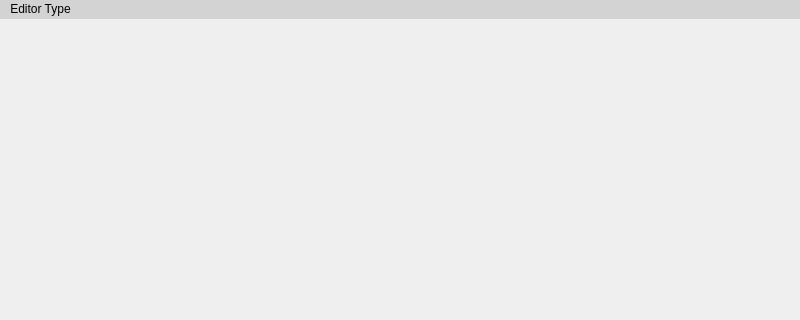
Qt form src/gui/editor/MainWindowEditor.ui (hiergaut/Goliath-Engine) before a commit; both pictures show x 0 to 800 and y 0 to 320 of the 800 by 600 pixel window.
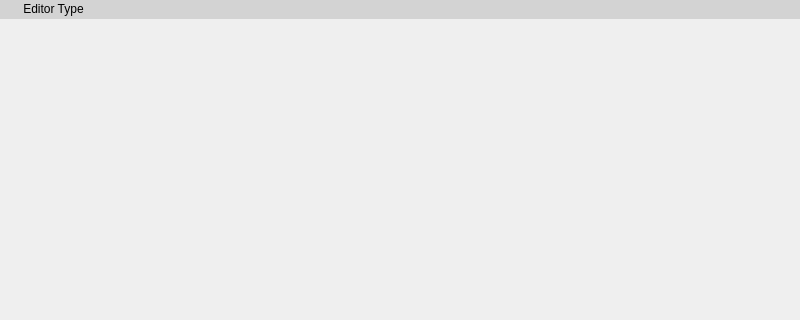
The same form after that commit. Icons and pictures are not drawn.

Patch:
```diff
--- a/src/gui/editor/MainWindowEditor.ui
+++ b/src/gui/editor/MainWindowEditor.ui
@@ -36,7 +36,7 @@
    </property>
    <widget class="QMenu" name="menuEditor_Type">
     <property name="title">
-     <string>Editor Type</string>
+     <string/>
     </property>
     <widget class="QMenu" name="menuGeneral">
      <property name="title">
@@ -66,7 +66,13 @@
     <addaction name="menuAnimation"/>
     <addaction name="menuData"/>
    </widget>
+   <widget class="QMenu" name="menuEditor_Type_2">
+    <property name="title">
+     <string>Editor Type</string>
+    </property>
+   </widget>
    <addaction name="menuEditor_Type"/>
+   <addaction name="menuEditor_Type_2"/>
   </widget>
   <widget class="QStatusBar" name="statusbar"/>
   <action name="action3D_View">
```
Left out of the diff: 16 changed lines with no effect on the pictures.
